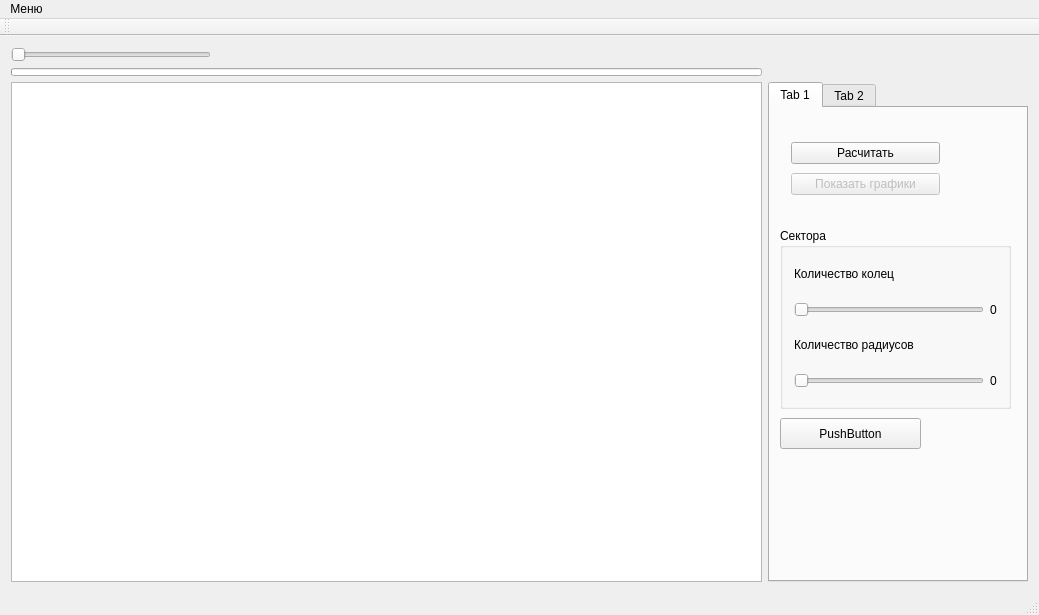
Before: the Qt Designer form MelanomaContours/Forms/mainwindow.ui in relaxesemind/melanoma, drawn with Qt 5.
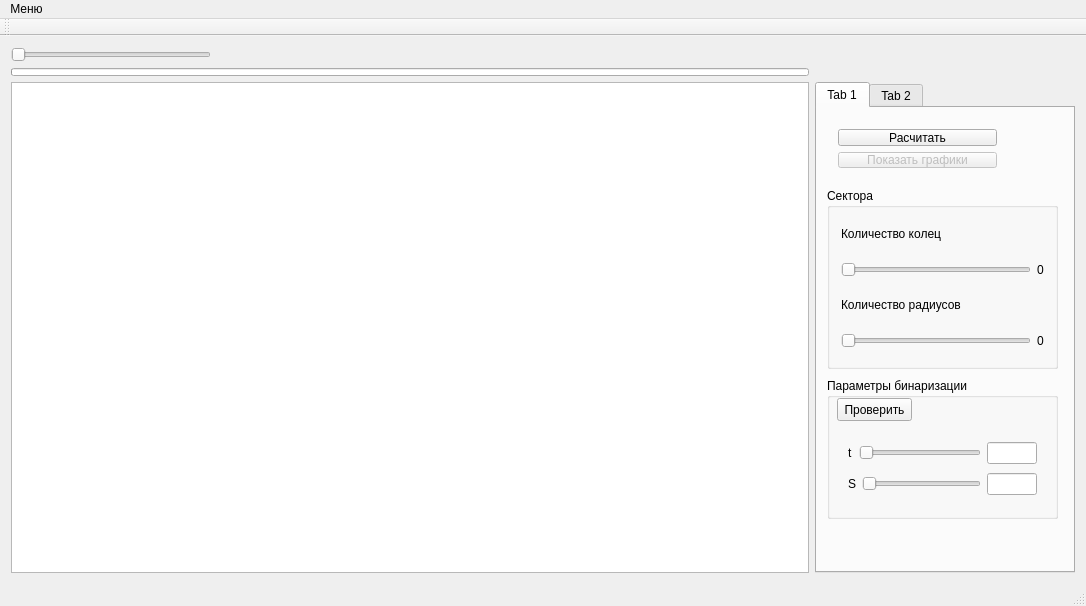
After: the same form once the commit is applied. Custom widgets are drawn as their Qt base class.

Commit message: Добавил тест бинаризации

Diff of the .ui file:
```diff
--- a/MelanomaContours/Forms/mainwindow.ui
+++ b/MelanomaContours/Forms/mainwindow.ui
@@ -6,8 +6,8 @@
    <rect>
     <x>0</x>
     <y>0</y>
-    <width>1039</width>
-    <height>615</height>
+    <width>1086</width>
+    <height>606</height>
    </rect>
   </property>
   <property name="windowTitle">
@@ -63,9 +63,9 @@
         <property name="geometry">
          <rect>
           <x>10</x>
-          <y>20</y>
-          <width>171</width>
-          <height>81</height>
+          <y>10</y>
+          <width>181</width>
+          <height>61</height>
          </rect>
         </property>
         <layout class="QVBoxLayout" name="verticalLayout">
@@ -88,24 +88,11 @@
          </item>
         </layout>
        </widget>
-       <widget class="QPushButton" name="pushButton_3">
-        <property name="geometry">
-         <rect>
-          <x>10</x>
-          <y>310</y>
-          <width>141</width>
-          <height>31</height>
-         </rect>
-        </property>
-        <property name="text">
-         <string>PushButton</string>
-        </property>
-       </widget>
        <widget class="QGroupBox" name="groupBox">
         <property name="geometry">
          <rect>
           <x>10</x>
-          <y>120</y>
+          <y>80</y>
           <width>231</width>
           <height>181</height>
          </rect>
@@ -186,6 +173,109 @@
          </item>
         </layout>
        </widget>
+       <widget class="QGroupBox" name="groupBox_2">
+        <property name="geometry">
+         <rect>
+          <x>10</x>
+          <y>270</y>
+          <width>231</width>
+          <height>141</height>
+         </rect>
+        </property>
+        <property name="title">
+         <string>Параметры бинаризации</string>
+        </property>
+        <widget class="QPushButton" name="pushButton_3">
+         <property name="geometry">
+          <rect>
+           <x>10</x>
+           <y>20</y>
+           <width>75</width>
+           <height>23</height>
+          </rect>
+         </property>
+         <property name="text">
+          <string>Проверить</string>
+         </property>
+        </widget>
+        <widget class="QWidget" name="">
+         <property name="geometry">
+          <rect>
+           <x>10</x>
+           <y>50</y>
+           <width>211</width>
+           <height>81</height>
+          </rect>
+         </property>
+         <layout class="QVBoxLayout" name="verticalLayout_5">
+          <item>
+           <layout class="QHBoxLayout" name="horizontalLayout_3">
+            <item>
+             <widget class="QLabel" name="label_5">
+              <property name="text">
+               <string>t</string>
+              </property>
+             </widget>
+            </item>
+            <item>
+             <widget class="QSlider" name="horizontalSlider_4">
+              <property name="maximum">
+               <number>100</number>
+              </property>
+              <property name="orientation">
+               <enum>Qt::Horizontal</enum>
+              </property>
+             </widget>
+            </item>
+            <item>
+             <widget class="QLineEdit" name="lineEdit">
+              <property name="maximumSize">
+               <size>
+                <width>50</width>
+                <height>16777215</height>
+               </size>
+              </property>
+             </widget>
+            </item>
+           </layout>
+          </item>
+          <item>
+           <layout class="QHBoxLayout" name="horizontalLayout_4">
+            <item>
+             <widget class="QLabel" name="label_6">
+              <property name="text">
+               <string>S</string>
+              </property>
+             </widget>
+            </item>
+            <item>
+             <widget class="QSlider" name="horizontalSlider_5">
+              <property name="minimum">
+               <number>1</number>
+              </property>
+              <property name="maximum">
+               <number>100</number>
+              </property>
+              <property name="orientation">
+               <enum>Qt::Horizontal</enum>
+              </property>
+             </widget>
+            </item>
+            <item>
+             <widget class="QLineEdit" name="lineEdit_2">
+              <property name="maximumSize">
+               <size>
+                <width>50</width>
+                <height>16777215</height>
+               </size>
+              </property>
+             </widget>
+            </item>
+           </layout>
+          </item>
+         </layout>
+        </widget>
+       </widget>
       </widget>
       <widget class="QWidget" name="tab_2">
        <attribute name="title">
@@ -223,7 +313,7 @@
     <rect>
      <x>0</x>
      <y>0</y>
-     <width>1039</width>
+     <width>1086</width>
      <height>21</height>
     </rect>
    </property>
```
The commit also changes 12 other files.
